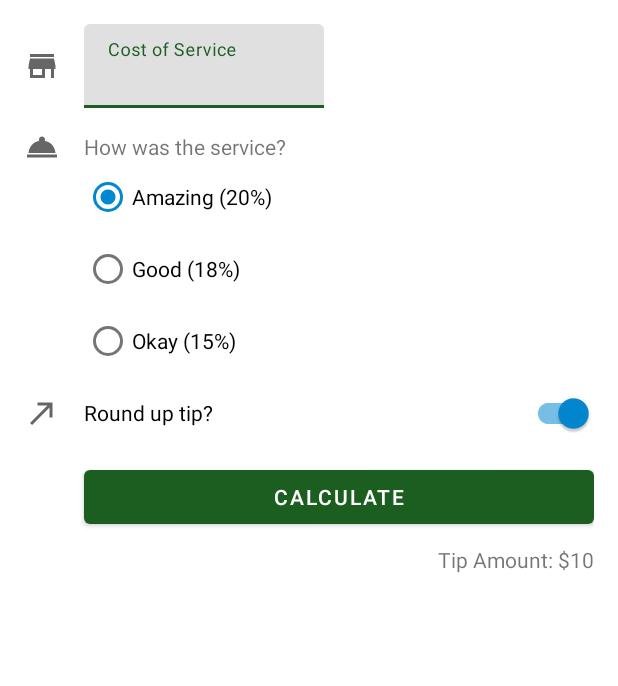
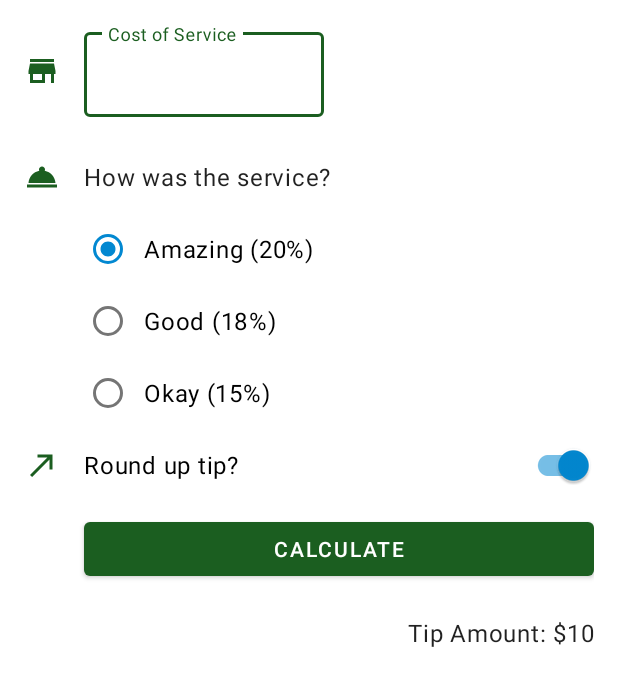
Before and after one commit to tsukerov/AndroidBasicsInKotlin, an Android app: the layout activity_main.xml on its own in the app's theme, with its tools: preview values and no code run, on a phone screen of 412 x 824 dp. Shown: the top 686 px of the screen. Run offline under Robolectric (Android 15) with nearby library versions, the light colour scheme and no system bars.

Commit message:
App done!

```diff
--- a/tiptime/src/main/java/ru/devtsukerov/tiptime/MainActivity.kt
+++ b/tiptime/src/main/java/ru/devtsukerov/tiptime/MainActivity.kt
@@ -1,7 +1,11 @@
 package ru.devtsukerov.tiptime
 
+import android.content.Context
 import androidx.appcompat.app.AppCompatActivity
 import android.os.Bundle
+import android.view.KeyEvent
+import android.view.View
+import android.view.inputmethod.InputMethodManager
 import ru.devtsukerov.tiptime.databinding.ActivityMainBinding
 import java.text.NumberFormat
 import kotlin.math.ceil
@@ -15,6 +19,8 @@ class MainActivity : AppCompatActivity() {
         binding = ActivityMainBinding.inflate(layoutInflater)
         setContentView(binding.root)
         binding.calculateButton.setOnClickListener { calculateTip() }
+        binding.costOfServiceEditText.setOnKeyListener { view, keyCode, _ -> handleKeyEvent(view, keyCode)
+        }
     }
     private fun calculateTip() {
         val stringInTextField = binding.costOfServiceEditText.text.toString()
@@ -41,4 +47,14 @@ class MainActivity : AppCompatActivity() {
 
 
     }
+    private fun handleKeyEvent(view: View, keyCode: Int): Boolean {
+        if (keyCode == KeyEvent.KEYCODE_ENTER) {
+            // Hide the keyboard
+            val inputMethodManager =
+                getSystemService(Context.INPUT_METHOD_SERVICE) as InputMethodManager
+            inputMethodManager.hideSoftInputFromWindow(view.windowToken, 0)
+            return true
+        }
+        return false
+    }
 }
--- a/tiptime/src/main/res/drawable/ic_round_up.xml
+++ b/tiptime/src/main/res/drawable/ic_round_up.xml
@@ -3,7 +3,7 @@
     android:height="24dp"
     android:viewportWidth="24"
     android:viewportHeight="24"
-    android:tint="?attr/colorControlNormal">
+    android:tint="?attr/colorPrimary">
   <path
       android:fillColor="@android:color/white"
       android:pathData="M9,5v2h6.59L4,18.59 5.41,20 17,8.41V15h2V5z"/>
--- a/tiptime/src/main/res/drawable/ic_service.xml
+++ b/tiptime/src/main/res/drawable/ic_service.xml
@@ -3,7 +3,7 @@
     android:height="24dp"
     android:viewportWidth="24"
     android:viewportHeight="24"
-    android:tint="?attr/colorControlNormal">
+    android:tint="?attr/colorPrimary">
   <path
       android:fillColor="@android:color/white"
       android:pathData="M2,17h20v2L2,19zM13.84,7.79c0.1,-0.24 0.16,-0.51 0.16,-0.79 0,-1.1 -0.9,-2 -2,-2s-2,0.9 -2,2c0,0.28 0.06,0.55 0.16,0.79C6.25,8.6 3.27,11.93 3,16h18c-0.27,-4.07 -3.25,-7.4 -7.16,-8.21z"/>
--- a/tiptime/src/main/res/drawable/ic_store.xml
+++ b/tiptime/src/main/res/drawable/ic_store.xml
@@ -3,7 +3,7 @@
     android:height="24dp"
     android:viewportWidth="24"
     android:viewportHeight="24"
-    android:tint="?attr/colorControlNormal">
+    android:tint="?attr/colorPrimary">
   <path
       android:fillColor="@android:color/white"
       android:pathData="M20,4L4,4v2h16L20,4zM21,14v-2l-1,-5L4,7l-1,5v2h1v6h10v-6h4v6h2v-6h1zM12,18L6,18v-4h6v4z"/>
--- a/tiptime/src/main/res/layout/activity_main.xml
+++ b/tiptime/src/main/res/layout/activity_main.xml
@@ -1,4 +1,11 @@
 <?xml version="1.0" encoding="utf-8"?>
+
+<ScrollView xmlns:android="http://schemas.android.com/apk/res/android"
+    xmlns:app="http://schemas.android.com/apk/res-auto"
+    xmlns:tools="http://schemas.android.com/tools"
+    android:layout_width="match_parent"
+    android:layout_height="match_parent">
+
     <androidx.constraintlayout.widget.ConstraintLayout xmlns:android="http://schemas.android.com/apk/res/android"
         xmlns:app="http://schemas.android.com/apk/res-auto"
         xmlns:tools="http://schemas.android.com/tools"
@@ -6,44 +13,46 @@
         android:layout_height="match_parent"
         android:padding="16dp"
         tools:context=".MainActivity">
+
         <ImageView
+            android:id="@+id/icon_cost_of_service"
             android:layout_width="wrap_content"
             android:layout_height="wrap_content"
-        android:id="@+id/icon_cost_of_service"
             android:importantForAccessibility="no"
-        app:srcCompat="@drawable/ic_store"
+            app:layout_constraintBottom_toBottomOf="@id/cost_of_service"
             app:layout_constraintStart_toStartOf="parent"
             app:layout_constraintTop_toTopOf="@id/cost_of_service"
-        app:layout_constraintBottom_toBottomOf="@id/cost_of_service"
-        />
+            app:srcCompat="@drawable/ic_store" />
+
         <com.google.android.material.textfield.TextInputLayout
+            android:id="@+id/cost_of_service"
             android:layout_width="160dp"
             android:layout_height="wrap_content"
-        android:id="@+id/cost_of_service"
+            android:layout_marginStart="16dp"
+            android:hint="@string/cost_of_service"
             app:layout_constraintStart_toEndOf="@id/icon_cost_of_service"
-        android:layout_marginStart="16dp"
-        app:layout_constraintTop_toTopOf="parent"
-        android:hint="@string/cost_of_service">
+            app:layout_constraintTop_toTopOf="parent">
+
             <com.google.android.material.textfield.TextInputEditText
+                android:id="@+id/cost_of_service_edit_text"
                 android:layout_width="match_parent"
                 android:layout_height="wrap_content"
-            android:inputType="numberDecimal"
-            android:id="@+id/cost_of_service_edit_text"/>
+                android:inputType="numberDecimal" />
         </com.google.android.material.textfield.TextInputLayout>
 
         <ImageView
+            android:id="@+id/icon_service_question"
             android:layout_width="wrap_content"
             android:layout_height="wrap_content"
-        android:id="@+id/icon_service_question"
             android:importantForAccessibility="no"
-        app:srcCompat="@drawable/ic_service"
+            app:layout_constraintBottom_toBottomOf="@id/service_question"
             app:layout_constraintStart_toStartOf="parent"
             app:layout_constraintTop_toTopOf="@id/service_question"
-        app:layout_constraintBottom_toBottomOf="@id/service_question"
-        />
+            app:srcCompat="@drawable/ic_service" />
 
         <TextView
             android:id="@+id/service_question"
+            style="@style/Widget.TipTime.TextView"
             android:layout_width="wrap_content"
             android:layout_height="wrap_content"
             android:layout_marginStart="16dp"
@@ -82,24 +91,24 @@
 
 
         </RadioGroup>
+
         <ImageView
+            android:id="@+id/icon_round_up"
             android:layout_width="wrap_content"
             android:layout_height="wrap_content"
-        android:id="@+id/icon_round_up"
             android:importantForAccessibility="no"
-        app:srcCompat="@drawable/ic_round_up"
+            app:layout_constraintBottom_toBottomOf="@id/round_up_switch"
             app:layout_constraintStart_toStartOf="parent"
             app:layout_constraintTop_toTopOf="@id/round_up_switch"
-        app:layout_constraintBottom_toBottomOf="@id/round_up_switch"
-        />
+            app:srcCompat="@drawable/ic_round_up" />
 
         <com.google.android.material.switchmaterial.SwitchMaterial
             android:id="@+id/round_up_switch"
             android:layout_width="0dp"
             android:layout_height="wrap_content"
+            android:layout_marginStart="16dp"
             android:checked="true"
             android:text="@string/round_up_tip"
-        android:layout_marginStart="16dp"
             app:layout_constraintEnd_toEndOf="parent"
             app:layout_constraintStart_toEndOf="@id/icon_round_up"
             app:layout_constraintTop_toBottomOf="@id/tip_options" />
@@ -108,9 +117,9 @@
             android:id="@+id/calculate_button"
             android:layout_width="0dp"
             android:layout_height="wrap_content"
+            android:layout_marginTop="8dp"
             android:text="@string/calculate"
             app:layout_constraintEnd_toEndOf="parent"
-        android:layout_marginTop="8dp"
             app:layout_constraintStart_toStartOf="@id/round_up_switch"
             app:layout_constraintTop_toBottomOf="@id/round_up_switch"
 
@@ -118,12 +127,15 @@
 
         <TextView
             android:id="@+id/tip_result"
+            style="@style/Widget.TipTime.TextView"
             android:layout_width="wrap_content"
             android:layout_height="wrap_content"
-        tools:text="Tip Amount: $10"
             android:layout_marginTop="8dp"
             app:layout_constraintEnd_toEndOf="parent"
-        app:layout_constraintTop_toBottomOf="@id/calculate_button" />
+            app:layout_constraintTop_toBottomOf="@id/calculate_button"
+            tools:text="Tip Amount: $10" />
 
 
     </androidx.constraintlayout.widget.ConstraintLayout>
+
+</ScrollView>
--- a/tiptime/src/main/res/values-night/themes.xml
+++ b/tiptime/src/main/res/values-night/themes.xml
@@ -11,6 +11,11 @@
         <item name="colorOnSecondary">@color/black</item>
         <!-- Status bar color. -->
         <item name="android:statusBarColor" tools:targetApi="l">?attr/colorPrimaryVariant</item>
-        <!-- Customize your theme here. -->
+        <!-- Text input fields -->
+        <item name="textInputStyle">@style/Widget.MaterialComponents.TextInputLayout.OutlinedBox</item>
+        <!-- Radio buttons -->
+        <item name="radioButtonStyle">@style/Widget.TipTime.CompoundButton.RadioButton</item>
+        <!-- Switches -->
+        <item name="switchStyle">@style/Widget.TipTime.CompoundButton.Switch</item>
     </style>
 </resources>
--- /dev/null
+++ b/tiptime/src/main/res/values/dimens.xml
@@ -0,0 +1,4 @@
+<?xml version="1.0" encoding="utf-8"?>
+    <resources>
+        <dimen name="min_text_height">48dp</dimen>
+    </resources>
--- /dev/null
+++ b/tiptime/src/main/res/values/styles.xml
@@ -0,0 +1,23 @@
+<?xml version="1.0" encoding="utf-8"?>
+<resources>
+
+    <style name="Widget.TipTime.TextView" parent="Widget.MaterialComponents.TextView">
+        <item name="android:minHeight">@dimen/min_text_height</item>
+        <item name="android:gravity">center_vertical</item>
+        <item name="android:textAppearance">?attr/textAppearanceBody1</item>
+
+    </style>
+
+    <style name="Widget.TipTime.CompoundButton.Switch" parent="Widget.MaterialComponents.CompoundButton.Switch">
+        <item name="android:minHeight">@dimen/min_text_height</item>
+        <item name="android:gravity">center_vertical</item>
+        <item name="android:textAppearance">?attr/textAppearanceBody1</item>
+    </style>
+
+    <style name="Widget.TipTime.CompoundButton.RadioButton"
+        parent="Widget.MaterialComponents.CompoundButton.RadioButton">
+        <item name="android:paddingStart">8dp</item>
+        <item name="android:textAppearance">?attr/textAppearanceBody1</item>
+    </style>
+
+</resources>
--- a/tiptime/src/main/res/values/themes.xml
+++ b/tiptime/src/main/res/values/themes.xml
@@ -11,6 +11,11 @@
         <item name="colorOnSecondary">@color/black</item>
         <!-- Status bar color. -->
         <item name="android:statusBarColor" tools:targetApi="l">?attr/colorPrimaryVariant</item>
-        <!-- Customize your theme here. -->
+        <!-- Text input fields -->
+        <item name="textInputStyle">@style/Widget.MaterialComponents.TextInputLayout.OutlinedBox</item>
+        <!-- Radio buttons -->
+        <item name="radioButtonStyle">@style/Widget.TipTime.CompoundButton.RadioButton</item>
+        <!-- Switches -->
+        <item name="switchStyle">@style/Widget.TipTime.CompoundButton.Switch</item>
     </style>
 </resources>
```
Lines whose indentation alone changed are shown as unchanged.
